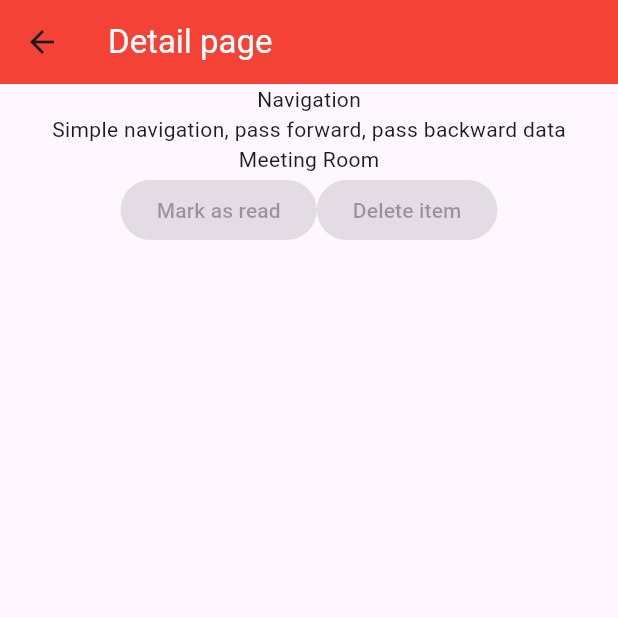
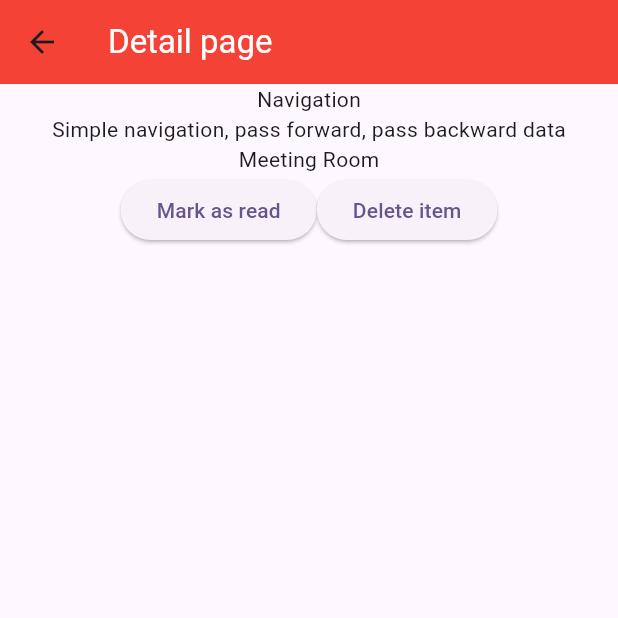
Before and after one commit to naaasruul/todoapp_flutter, a Flutter app: the screen it shows after launch, after a tap on "Navigation", on a phone screen of 412 x 824 dp, the top half of it. Run offline on Flutter 3.47's test engine with Material 3 defaults, Android fonts, the phone set to English and light mode, and no system bars.

```diff
--- a/lib/widget/detail.dart
+++ b/lib/widget/detail.dart
@@ -1,15 +1,19 @@
 import 'package:flutter/material.dart';
 
 class DetailPage extends StatelessWidget {
-  final Map<String,String> todoItem ;
+  final Map<String, dynamic> todoItem;
+  final dynamic itemIndex;
 
-  DetailPage({required this.todoItem});
+  DetailPage({required this.todoItem, required this.itemIndex});
 
   @override
   Widget build(BuildContext context) {
-    return  Scaffold(
+    return Scaffold(
       appBar: AppBar(
-        title: Text('Detail page',style: TextStyle(color: Colors.white),),
+        title: Text(
+          'Detail page',
+          style: TextStyle(color: Colors.white),
+        ),
         backgroundColor: Colors.red,
       ),
       body: Column(
@@ -20,8 +24,21 @@ class DetailPage extends StatelessWidget {
           Row(
             mainAxisAlignment: MainAxisAlignment.center,
             children: [
-              ElevatedButton(onPressed: null, child: Text('Mark as read')),
-              ElevatedButton(onPressed: null, child: Text('Delete item')),
+              ElevatedButton(
+                  onPressed: () {
+                    Navigator.pop(context,itemIndex);
+                  },
+                  child: Text('Mark as read')),
+
+
+
+              ElevatedButton(
+
+                  onPressed: () {
+                    Navigator.pop(context,todoItem);
+                    print(todoItem);
+                  },
+                  child: Text('Delete item')),
             ],
           )
         ],
--- a/lib/widget/home.dart
+++ b/lib/widget/home.dart
@@ -10,26 +10,30 @@ class HomePage extends StatefulWidget {
 }
 
 class _HomePageState extends State<HomePage> {
-  var _todos = [
+  dynamic _todos = [
     {
       'name': 'Navigation',
       'desc': 'Simple navigation, pass forward, pass backward data',
       'place': 'Meeting Room',
+      'status' :false,
     },
     {
       'name': 'Lunch Break',
       'desc': '1h30 lunch break',
       'place': 'Own place',
+      'status' :false,
     },
     {
       'name': 'ListView',
       'desc': 'Listview, ListTile, and Card',
       'place': 'Meeting Room',
+      'status' :false,
     },
     {
       'name': 'Shared prferences',
       'desc': 'Save and retrive data',
       'place': 'Meeting Room',
+      'status' :false,
     },
   ];
 
@@ -50,17 +54,30 @@ class _HomePageState extends State<HomePage> {
           return Card(
             color: Colors.yellow,
             child: ListTile(
-              title: Text(_todos[index]['name']!),
+              title: Row(
+                children: [
+                  Text(_todos[index]['name']!),
+                  Icon(_todos[index]['status'] ? Icons.check : null),
+                ],
+              ),
               subtitle: Text(_todos[index]['place']!),
               trailing: Icon(Icons.chevron_right),
-              onTap: () {
-                Navigator.push(
-                    context,
-                    MaterialPageRoute(
+              onTap: () async {
+                var selectedItem = await Navigator.push(context, MaterialPageRoute(
                         builder: (context) => DetailPage(
                               todoItem: _todos[index],
+                              itemIndex: index,
                             )));
+
+                setState(() {
+                  if(selectedItem is int){
+                    _todos[index]['status'] = true;
+                  }else{
+                  _todos.remove(selectedItem);
+                  }
+                });
               },
+              iconColor: Colors.red,
             ),
           );
         },
@@ -68,12 +85,13 @@ class _HomePageState extends State<HomePage> {
       ),
       floatingActionButton: FloatingActionButton(
         backgroundColor: Colors.red,
-        onPressed: () async{
-          var item = await Navigator.push(context, MaterialPageRoute(builder: (context) {
+        onPressed: () async {
+          var item = await Navigator.push(context,
+              MaterialPageRoute(builder: (context) {
             return AddPage();
           }));
 
-          if(item != null){
+          if (item != null) {
             setState(() {
               _todos.add(item);
             });
```
Also changed, not shown: 1 other file.
